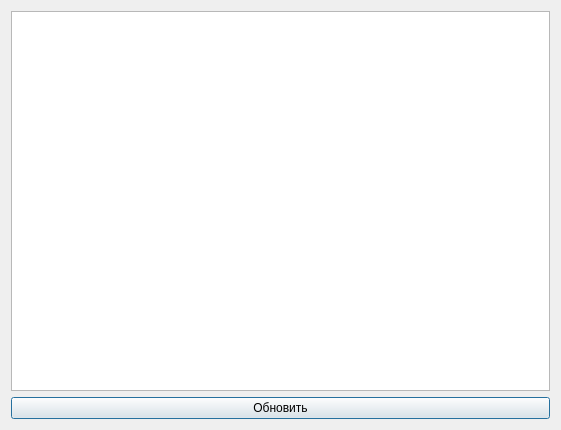
Old version of the form main.ui in the repository grigoriy-st/Test_Rep_2.
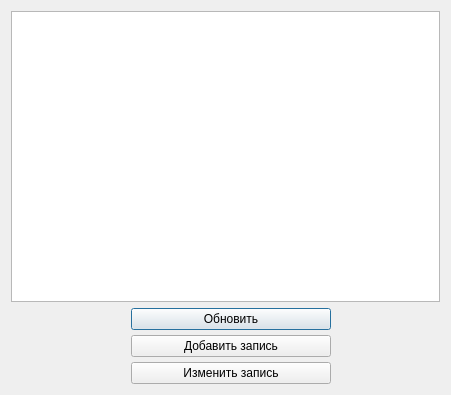
New version of the form.

Commit message: Добавлено окно для сохранения и изменения записи. Логика работы с бд не дописана

Diff of the .ui file:
```diff
--- a/main.ui
+++ b/main.ui
@@ -6,29 +6,107 @@
    <rect>
     <x>0</x>
     <y>0</y>
-    <width>561</width>
-    <height>430</height>
+    <width>451</width>
+    <height>395</height>
    </rect>
   </property>
   <property name="windowTitle">
    <string>Dialog</string>
   </property>
-  <layout class="QHBoxLayout" name="horizontalLayout_2">
-   <item>
-    <layout class="QVBoxLayout" name="verticalLayout">
+  <layout class="QGridLayout" name="gridLayout">
+   <item row="0" column="0">
+    <layout class="QVBoxLayout" name="verticalLayout" stretch="1,0">
      <item>
-      <layout class="QHBoxLayout" name="horizontalLayout">
+      <layout class="QHBoxLayout" name="horizontalLayout" stretch="0">
        <item>
         <widget class="QTableWidget" name="tableWidget"/>
        </item>
       </layout>
      </item>
      <item>
-      <widget class="QPushButton" name="btn_update">
-       <property name="text">
-        <string>Обновить</string>
+      <layout class="QVBoxLayout" name="verticalLayout_3" stretch="0,0,0">
+       <property name="spacing">
+        <number>5</number>
        </property>
-      </widget>
+       <property name="sizeConstraint">
+        <enum>QLayout::SetMaximumSize</enum>
+       </property>
+       <property name="leftMargin">
+        <number>120</number>
+       </property>
+       <property name="topMargin">
+        <number>0</number>
+       </property>
+       <property name="rightMargin">
+        <number>0</number>
+       </property>
+       <property name="bottomMargin">
+        <number>0</number>
+       </property>
+       <item>
+        <widget class="QPushButton" name="btn_update">
+         <property name="sizePolicy">
+          <sizepolicy hsizetype="Maximum" vsizetype="Fixed">
+           <horstretch>0</horstretch>
+           <verstretch>0</verstretch>
+          </sizepolicy>
+         </property>
+         <property name="minimumSize">
+          <size>
+           <width>200</width>
+           <height>0</height>
+          </size>
+         </property>
+         <property name="text">
+          <string>Обновить</string>
+         </property>
+        </widget>
+       </item>
+       <item>
+        <widget class="QPushButton" name="btn_add_entry">
+         <property name="sizePolicy">
+          <sizepolicy hsizetype="Maximum" vsizetype="Fixed">
+           <horstretch>0</horstretch>
+           <verstretch>0</verstretch>
+          </sizepolicy>
+         </property>
+         <property name="minimumSize">
+          <size>
+           <width>200</width>
+           <height>0</height>
+          </size>
+         </property>
+         <property name="text">
+          <string>Добавить запись</string>
+         </property>
+        </widget>
+       </item>
+       <item>
+        <widget class="QPushButton" name="btn_edit_entry">
+         <property name="sizePolicy">
+          <sizepolicy hsizetype="Maximum" vsizetype="Fixed">
+           <horstretch>0</horstretch>
+           <verstretch>0</verstretch>
+          </sizepolicy>
+         </property>
+         <property name="minimumSize">
+          <size>
+           <width>200</width>
+           <height>0</height>
+          </size>
+         </property>
+         <property name="contextMenuPolicy">
+          <enum>Qt::DefaultContextMenu</enum>
+         </property>
+         <property name="layoutDirection">
+          <enum>Qt::LeftToRight</enum>
+         </property>
+         <property name="text">
+          <string>Изменить запись</string>
+         </property>
+        </widget>
+       </item>
+      </layout>
      </item>
     </layout>
    </item>
```
The commit also changes 4 other files.
